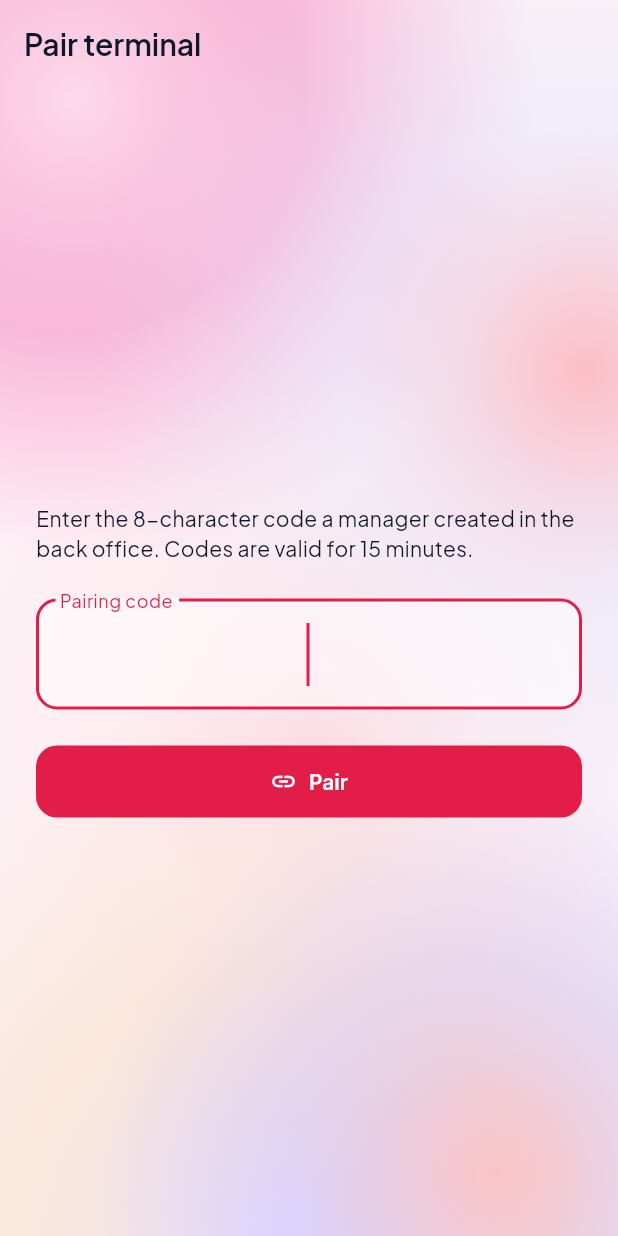
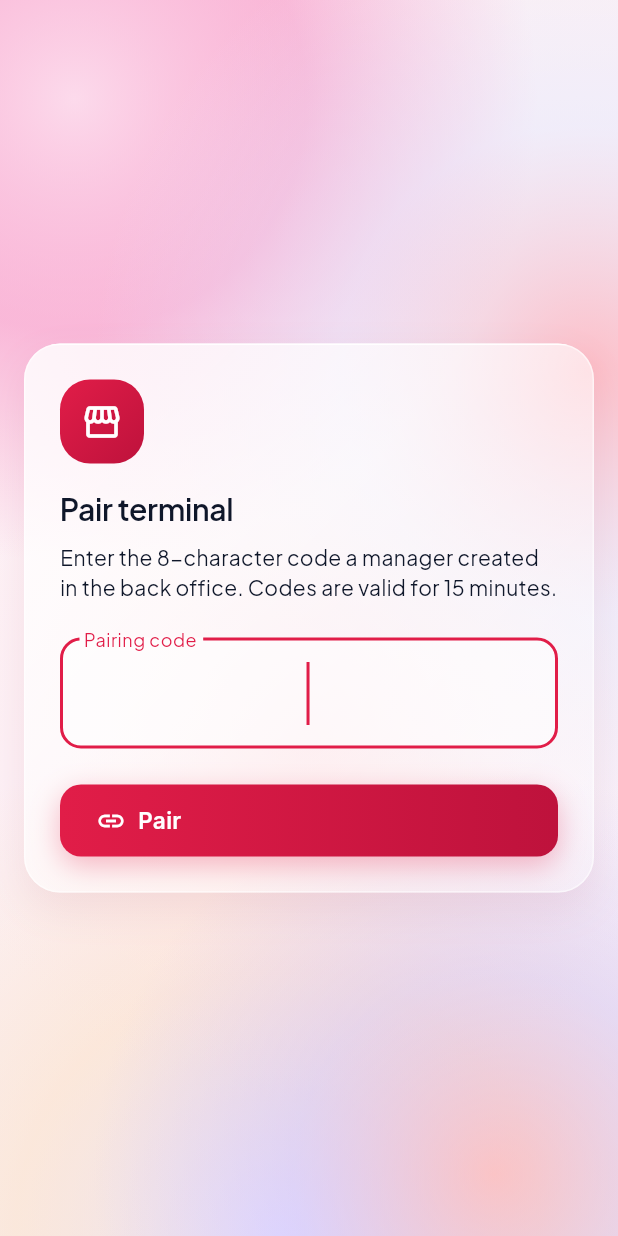
Before and after one commit to Kaitodshen/CashierA, a Flutter app: the PairingScreen screen opened by its route, on a phone screen of 412 x 824 dp. Run offline on Flutter 3.47's test engine with Material 3 defaults, Android fonts, the phone set to English and light mode, and no system bars; drawn by our look-alikes of toastification; our stand-ins replace clock, connectivity_plus, drift, drift_flutter, file_picker, fl_chart and 9 more; missing offline and left inert: barcode, bcrypt, excel_plus, flutter_thermal_printer; accounts and stored records are empty; generated files the repository leaves out were written again; network calls fail.

Commit message:
Redesign: startup, pairing and PIN lock on centred glass
Splash, setup, welcome and pairing are one centred glass card with the
rose logo tile. The PIN lock has a glass header (store, terminal, status,
refresh) and its staff grid and pin pad in glass panes; staff tiles use
initials avatars. Fits a 360 px phone with long staff names.

Co-Authored-By: Claude Opus 5.5 <noreply@anthropic.com>
Claude-Session: https://claude.ai/code/session_012up6QxPcdAfCZ1ZkWAgkBR

```diff
--- a/app/lib/core/design_system/widgets/flow.dart
+++ b/app/lib/core/design_system/widgets/flow.dart
@@ -78,3 +78,27 @@ class FlowHeader extends StatelessWidget {
     );
   }
 }
+
+/// The rose CashierA logo tile of the sidebar, for screens without one.
+class AppLogoTile extends StatelessWidget {
+  const new({this.size = 56, super.key});
+
+  final double size;
+
+  @override
+  Widget build(BuildContext context) {
+    return Container(
+      width: size,
+      height: size,
+      decoration: BoxDecoration(
+        gradient: const LinearGradient(
+          colors: [AppColors.primary, AppColors.primaryPressed],
+          begin: Alignment.topLeft,
+          end: Alignment.bottomRight,
+        ),
+        borderRadius: BorderRadius.circular(AppRadius.tile),
+      ),
+      child: Icon(Icons.storefront, color: AppColors.white, size: size * 0.5),
+    );
+  }
+}
--- a/app/lib/features/pairing/presentation/pairing_screen.dart
+++ b/app/lib/features/pairing/presentation/pairing_screen.dart
@@ -1,6 +1,8 @@
 import 'package:cashiera/core/auth/models.dart';
 import 'package:cashiera/core/auth/pairing_code.dart';
 import 'package:cashiera/core/design_system/tokens.dart';
+import 'package:cashiera/core/design_system/widgets/buttons.dart';
+import 'package:cashiera/core/design_system/widgets/flow.dart';
 import 'package:cashiera/core/design_system/widgets/toasts.dart';
 import 'package:cashiera/core/l10n/l10n.dart';
 import 'package:cashiera/core/session/session_controller.dart';
@@ -52,18 +54,21 @@ class _PairingScreenState extends ConsumerState<PairingScreen> {
   @override
   Widget build(BuildContext context) {
     final l10n = context.l10n;
-    return Scaffold(
-      appBar: AppBar(title: Text(l10n.pairTitle)),
-      body: Center(
-        child: SingleChildScrollView(
-          padding: const EdgeInsets.all(AppSpacing.xl),
-          child: ConstrainedBox(
-            constraints: const BoxConstraints(maxWidth: 420),
+    return CenteredGlassPage(
+      maxWidth: 460,
       child: Form(
         key: _formKey,
         child: Column(
+          mainAxisSize: MainAxisSize.min,
           crossAxisAlignment: CrossAxisAlignment.stretch,
           children: [
+            const Align(alignment: Alignment.centerLeft, child: AppLogoTile()),
+            const SizedBox(height: AppSpacing.lg),
+            Text(
+              l10n.pairTitle,
+              style: Theme.of(context).textTheme.headlineMedium,
+            ),
+            const SizedBox(height: AppSpacing.sm),
             Text(l10n.pairBody),
             const SizedBox(height: AppSpacing.xl),
             TextFormField(
@@ -80,27 +85,23 @@ class _PairingScreenState extends ConsumerState<PairingScreen> {
               ),
               inputFormatters: [LengthLimitingTextInputFormatter(10)],
               decoration: InputDecoration(labelText: l10n.pairCodeLabel),
-                    validator: (value) => isValidPairingCode(value ?? '')
-                        ? null
-                        : l10n.pairInvalidCode,
+              validator: (value) =>
+                  isValidPairingCode(value ?? '') ? null : l10n.pairInvalidCode,
               onFieldSubmitted: (_) => _submit(),
             ),
             const SizedBox(height: AppSpacing.xl),
-                  FilledButton.icon(
+            PrimaryButton(
               key: const Key('pairing-submit'),
               onPressed: _busy ? null : _submit,
-                    icon: _busy
-                        ? const SizedBox.square(
-                            dimension: 18,
-                            child: CircularProgressIndicator(strokeWidth: 2),
-                          )
-                        : const Icon(Icons.link),
-                    label: Text(l10n.pairButton),
+              icon: Icons.link,
+              label: l10n.pairButton,
+              expand: true,
             ),
+            if (_busy) ...[
+              const SizedBox(height: AppSpacing.md),
+              const LinearProgressIndicator(),
             ],
-              ),
-            ),
-          ),
+          ],
         ),
       ),
     );
```
Also changed, not shown: app/lib/features/pin_login/presentation/pin_lock_screen.dart (+59 -38 lines), app/lib/features/startup/presentation/setup_screen.dart (+18 -5 lines), app/lib/features/startup/presentation/splash_screen.dart (+6 -7 lines), app/lib/features/startup/presentation/welcome_screen.dart (+48 -23 lines), 1 other file. Lines whose indentation alone changed are shown as unchanged.
